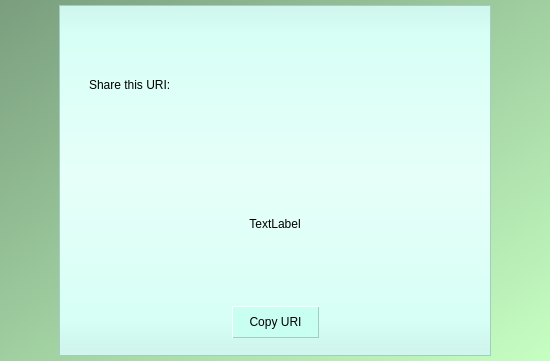
GiuliCler/GIMPteam, file CLIENT/GUI/ui/gui_uri.ui: the form before one commit.
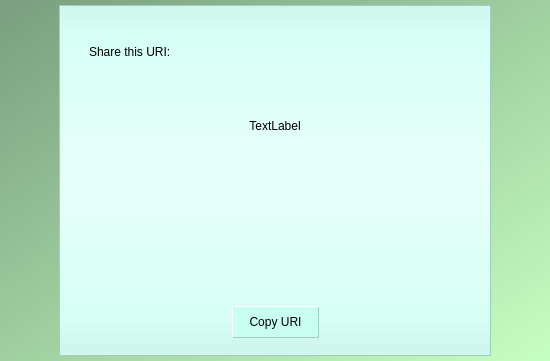
The form after the commit.

Commit message:
Copy URI feedback
Ora quando l'URI viene copiato c'è un feedback

The edit to the form file:
```diff
--- a/CLIENT/GUI/ui/gui_uri.ui
+++ b/CLIENT/GUI/ui/gui_uri.ui
@@ -83,7 +83,7 @@
    </item>
    <item row="0" column="1">
     <widget class="QWidget" name="backgroundWidget" native="true">
-     <layout class="QVBoxLayout" name="verticalLayout_3">
+     <layout class="QVBoxLayout" name="verticalLayout_3" stretch="3,1,3">
       <property name="spacing">
        <number>25</number>
       </property>
@@ -136,8 +136,21 @@
        </layout>
       </item>
       <item>
-       <layout class="QHBoxLayout" name="horizontalLayout">
-        <item>
+       <spacer name="verticalSpacer">
+        <property name="orientation">
+         <enum>Qt::Vertical</enum>
+        </property>
+        <property name="sizeHint" stdset="0">
+         <size>
+          <width>20</width>
+          <height>40</height>
+         </size>
+        </property>
+       </spacer>
+      </item>
+      <item>
+       <layout class="QGridLayout" name="gridLayout_2">
+        <item row="0" column="0">
          <spacer name="horizontalSpacer_3">
           <property name="orientation">
            <enum>Qt::Horizontal</enum>
@@ -150,25 +163,35 @@
           </property>
          </spacer>
         </item>
-        <item>
+        <item row="0" column="2">
+         <spacer name="horizontalSpacer_4">
+          <property name="orientation">
+           <enum>Qt::Horizontal</enum>
+          </property>
+          <property name="sizeHint" stdset="0">
+           <size>
+            <width>40</width>
+            <height>20</height>
+           </size>
+          </property>
+         </spacer>
+        </item>
+        <item row="1" column="1">
          <widget class="QPushButton" name="copyPushButton">
           <property name="text">
            <string>Copy URI</string>
           </property>
          </widget>
         </item>
-        <item>
-         <spacer name="horizontalSpacer_4">
-          <property name="orientation">
-           <enum>Qt::Horizontal</enum>
+        <item row="0" column="1">
+         <widget class="QLabel" name="copiedLabel">
+          <property name="text">
+           <string/>
           </property>
-          <property name="sizeHint" stdset="0">
-           <size>
-            <width>40</width>
-            <height>20</height>
-           </size>
+          <property name="alignment">
+           <set>Qt::AlignCenter</set>
           </property>
-         </spacer>
+         </widget>
         </item>
        </layout>
       </item>
```
The commit also changes 2 other files.
